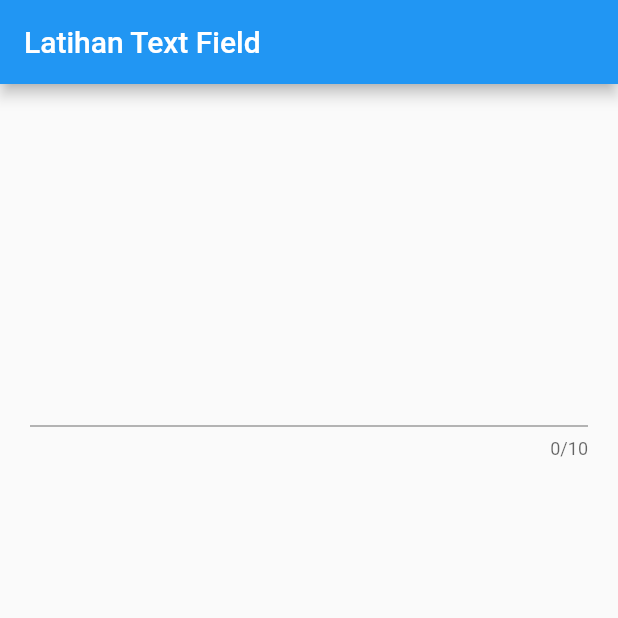
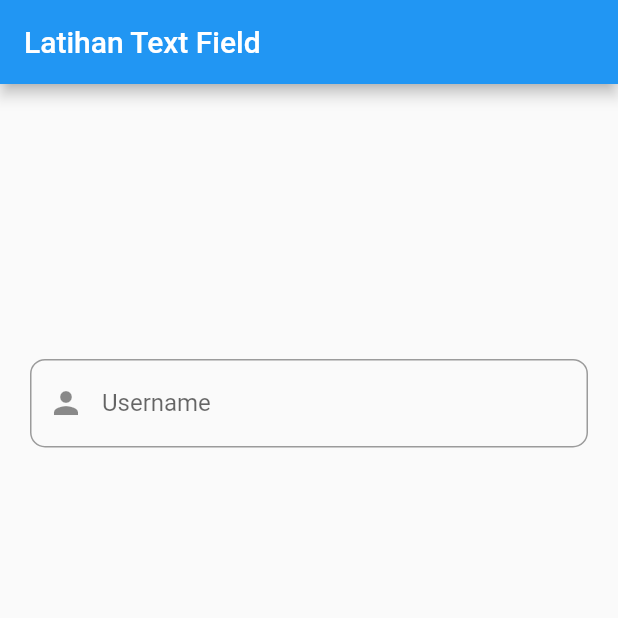
Before and after one commit to askaerlangga/belajar_flutter_dasar, a Flutter app: the screen it shows after launch, on a phone screen of 412 x 824 dp, the top half of it. Run offline on Flutter 3.47's test engine with Material 2 defaults, Android fonts, the phone set to English and light mode, and no system bars.

Commit message:
TextField Decoration

```diff
--- a/lib/main.dart
+++ b/lib/main.dart
@@ -27,8 +27,14 @@ class _MyAppState extends State<MyApp> {
           mainAxisAlignment: MainAxisAlignment.spaceAround,
           children: <Widget>[
             TextField(
+              decoration: InputDecoration(
+                // icon: Icon(Icons.person),
+                prefixIcon: Icon(Icons.person),
+                hintText: 'Username',
+                border: OutlineInputBorder(borderRadius: BorderRadius.circular(10.0)),
+              ),
               // obscureText: true,
-              maxLength: 10,
+              // maxLength: 10,
               onChanged: (value) {
                 setState(() {});
               },
```
